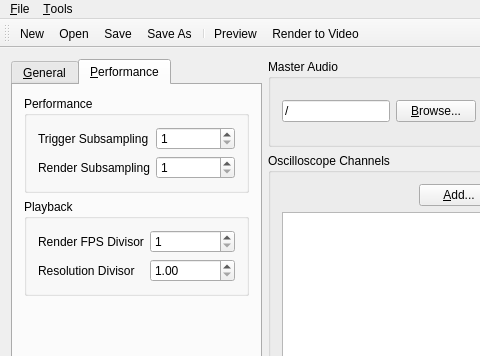
Qt form corrscope/gui/mainwindow.ui (corrscope/corrscope) before a commit; both pictures show x 0 to 480 and y 0 to 356 of the 782 by 789 pixel window.
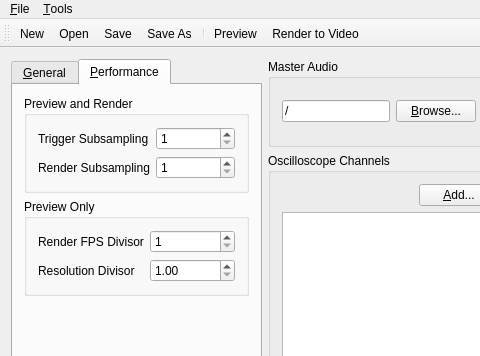
The same form after that commit. The open tabs and pages were chosen to show the change. Custom widgets are drawn as their Qt base class.

Commit message: [ui] Rename performance categories

The edit to the form file:
```diff
--- a/corrscope/gui/mainwindow.ui
+++ b/corrscope/gui/mainwindow.ui
@@ -321,7 +321,7 @@
         <item>
          <widget class="QGroupBox" name="perfAll">
           <property name="title">
-           <string>Performance</string>
+           <string>Preview and Render</string>
           </property>
           <layout class="QFormLayout" name="formLayout_5">
            <item row="0" column="0">
@@ -358,7 +358,7 @@
         <item>
          <widget class="QGroupBox" name="perfPlayback">
           <property name="title">
-           <string>Playback</string>
+           <string>Preview Only</string>
           </property>
           <layout class="QFormLayout" name="formLayout_3">
            <item row="0" column="0">
```
Left out of the diff: 2 changed lines with no effect on the pictures.
